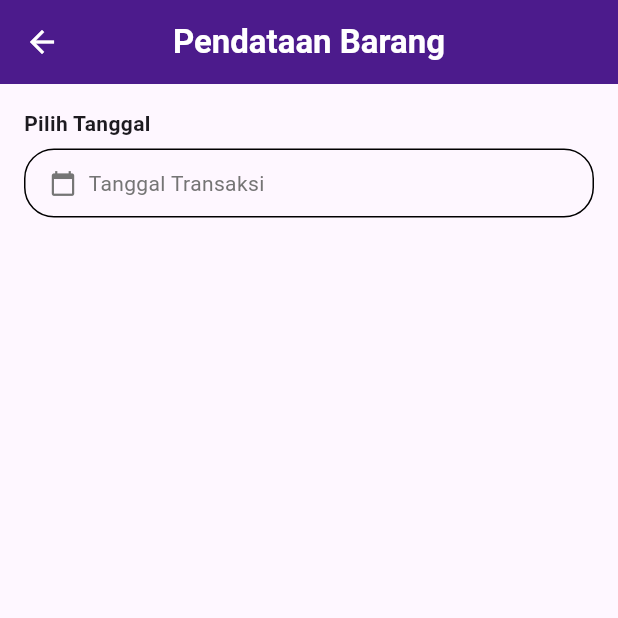
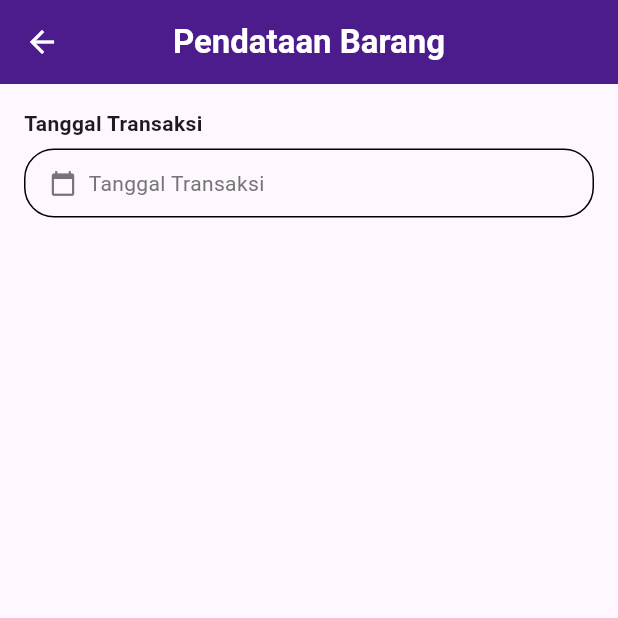
Before and after one commit to Abdurrafi07/20220140103_UCP1Flutter, a Flutter app: the DataBarangPage screen opened directly, on a phone screen of 412 x 824 dp, the top half of it. Run offline on Flutter 3.47's test engine with Material 3 defaults, Android fonts, the phone set to English and light mode, and no system bars.

Commit message:
Memperbaiki typo text 'Tanggal Transaksi'

```diff
--- a/lib/data_barang_page.dart
+++ b/lib/data_barang_page.dart
@@ -146,7 +146,7 @@ class _DataBarangPageState extends State<DataBarangPage> {
                   Align(
                     alignment: Alignment.centerLeft,
                     child: const Text(
-                      'Pilih Tanggal',
+                      'Tanggal Transaksi',
                       style: TextStyle(
                         fontSize: 14,
                         fontWeight: FontWeight.bold,
```
